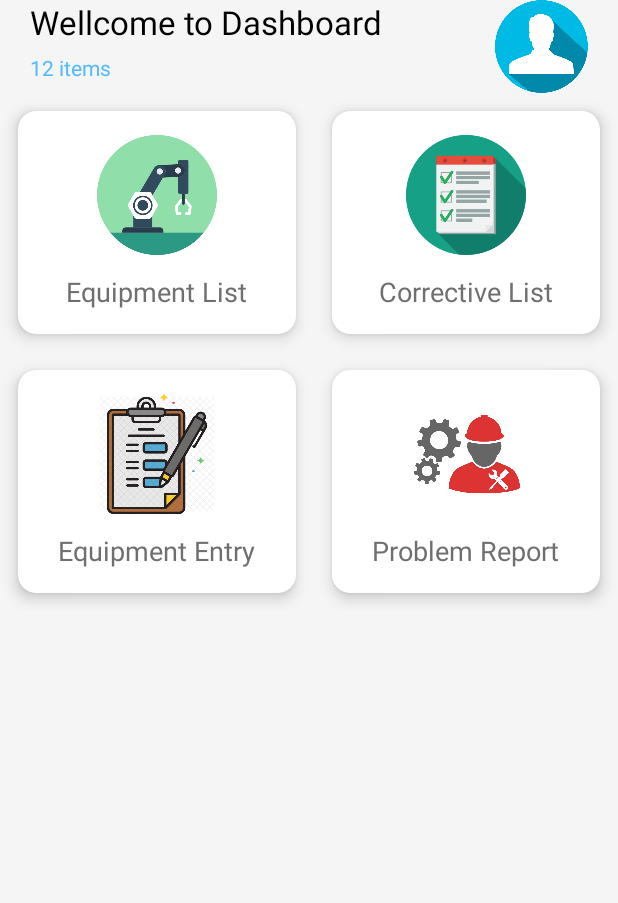
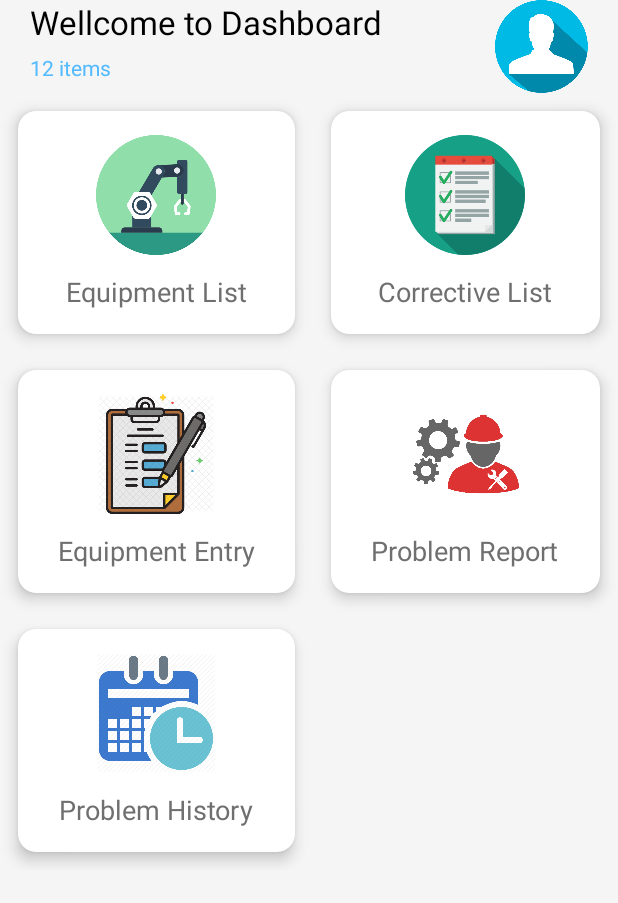
Before and after one commit to asharirp/MaintenanceApp04, an Android app: the Dashboard2Activity screen opened directly, with no data from a screen before it, on a phone screen of 412 x 824 dp. Shown: the top 903 px of the screen. Run offline under Robolectric (Android 15) with nearby library versions, the phone set to English and light mode, and no system bars.

Commit message:
08 Juni 2022 Afternoon 01

```diff
--- a/app/src/main/AndroidManifest.xml
+++ b/app/src/main/AndroidManifest.xml
@@ -11,6 +11,9 @@
         android:roundIcon="@mipmap/ic_launcher_round"
         android:supportsRtl="true"
         android:theme="@style/Theme.Mtc_App_04">
+        <activity
+            android:name=".ProblemDetailActivity"
+            android:exported="false" />
         <activity
             android:name=".Dashboard2Activity"
             android:exported="false" />
--- a/app/src/main/java/com/example/mtc_app_04/CorrectiveReportClass.java
+++ b/app/src/main/java/com/example/mtc_app_04/CorrectiveReportClass.java
@@ -3,8 +3,8 @@ package com.example.mtc_app_04;
 public class CorrectiveReportClass {
 
     Long convDate;
-
-    String eqName, inputTime, plant, probDesc, prodLine, statusReport;
+    int statusReport;
+    String eqName, inputTime, plant, probDesc, prodLine;
 
     public Long getConvDate() {
         return convDate;
@@ -30,7 +30,7 @@ public class CorrectiveReportClass {
         return prodLine;
     }
 
-    public String getStatusReport() {
+    public int getStatusReport() {
         return statusReport;
     }
 }
--- a/app/src/main/java/com/example/mtc_app_04/CorrectiveReportFormActivity.java
+++ b/app/src/main/java/com/example/mtc_app_04/CorrectiveReportFormActivity.java
@@ -108,12 +108,12 @@ public class CorrectiveReportFormActivity extends AppCompatActivity {
                 }
 
 
-                CorrectiveReportFormHelperClass helperClass = new CorrectiveReportFormHelperClass(eqName, prodLine, plant, probDesc, inputTime, eqDate, eqTime, convDate, statusReport);
+                CorrectiveReportFormHelperClass helperClass = new CorrectiveReportFormHelperClass(eqName, prodLine, plant, inputTime,probDesc, eqDate, eqTime, convDate, statusReport);
 
                 reference.child(inputTime).setValue(helperClass);
 
                 Toast.makeText(CorrectiveReportFormActivity.this, "Submitted Successfully", Toast.LENGTH_SHORT).show();
-                startActivity(new Intent(getApplicationContext(),DashboardActivity.class));
+                startActivity(new Intent(getApplicationContext(),Dashboard2Activity.class));
 
             }
         });
--- a/app/src/main/java/com/example/mtc_app_04/Dashboard2Activity.java
+++ b/app/src/main/java/com/example/mtc_app_04/Dashboard2Activity.java
@@ -11,40 +11,48 @@ import android.widget.TextView;
 
 public class Dashboard2Activity extends AppCompatActivity {
 
-    TextView textView_eqEntry, textView_probReport, textView_eqList, textView_reportList;
 
     @Override
     protected void onCreate(Bundle savedInstanceState) {
         super.onCreate(savedInstanceState);
         setContentView(R.layout.activity_dashboard2);
 
-        textView_eqEntry = findViewById(R.id.button_dashboardeqEntry);
-        textView_probReport = findViewById(R.id.button_dashboardProblemReport);
-        textView_eqList = findViewById(R.id.button_dashboardeqList);
-        textView_reportList = findViewById(R.id.button_dashboardCorrectiveList);
 
-        textView_eqEntry.setOnClickListener(new View.OnClickListener() {
+        View boxCorrectiveList = findViewById(R.id.ly_dashboardCorrectiveList);
+        View boxEquipmentList = findViewById(R.id.ly_dashboardEqList);
+        View boxEquipmentEntry = findViewById(R.id.ly_dashboardEqEntry);
+        View boxProblemReport = findViewById(R.id.ly_dashboardProblemReport);
+
+
+        boxEquipmentEntry.setOnClickListener(new View.OnClickListener() {
             @Override
             public void onClick(View view) {
                 startActivity(new Intent(getApplicationContext(),EquipmentEntryActivity.class));
             }
         });
 
-        textView_probReport.setOnClickListener(new View.OnClickListener() {
+        boxProblemReport.setOnClickListener(new View.OnClickListener() {
             @Override
             public void onClick(View view) {
                 startActivity(new Intent(getApplicationContext(),CorrectiveReportFormActivity.class));
             }
         });
 
-        textView_eqList.setOnClickListener(new View.OnClickListener() {
+        boxEquipmentList.setOnClickListener(new View.OnClickListener() {
             @Override
             public void onClick(View view) {
                 startActivity(new Intent(getApplicationContext(),EquipmentListActivity.class));
             }
         });
 
-        textView_reportList.setOnClickListener(new View.OnClickListener() {
+//        textView_reportList.setOnClickListener(new View.OnClickListener() {
+//            @Override
+//            public void onClick(View view) {
+//                startActivity(new Intent(getApplicationContext(),CorrectiveReportListActivity.class));
+//            }
+//        });
+
+        boxCorrectiveList.setOnClickListener(new View.OnClickListener() {
             @Override
             public void onClick(View view) {
                 startActivity(new Intent(getApplicationContext(),CorrectiveReportListActivity.class));
--- a/app/src/main/java/com/example/mtc_app_04/LoginActivity2.java
+++ b/app/src/main/java/com/example/mtc_app_04/LoginActivity2.java
@@ -87,7 +87,7 @@ public class LoginActivity2 extends AppCompatActivity {
         monitoringBtn.setOnClickListener(new View.OnClickListener() {
             @Override
             public void onClick(View view) {
-                startActivity(new Intent(getApplicationContext(), DashboardActivity.class));
+                startActivity(new Intent(getApplicationContext(), Dashboard2Activity.class));
             }
         });
 
--- a/app/src/main/res/layout/activity_dashboard2.xml
+++ b/app/src/main/res/layout/activity_dashboard2.xml
@@ -62,6 +62,7 @@
                 >
 
                 <LinearLayout
+                    android:id="@+id/ly_dashboardEqList"
                     android:orientation="vertical"
                     android:padding="16dp"
                     android:gravity="center"
@@ -97,6 +98,7 @@
                 >
 
                 <LinearLayout
+                    android:id="@+id/ly_dashboardCorrectiveList"
                     android:orientation="vertical"
                     android:padding="16dp"
                     android:gravity="center"
@@ -132,6 +134,7 @@
                 >
 
                 <LinearLayout
+                    android:id="@+id/ly_dashboardEqEntry"
                     android:orientation="vertical"
                     android:padding="16dp"
                     android:gravity="center"
@@ -169,7 +172,7 @@
                 >
 
                 <LinearLayout
-
+                    android:id="@+id/ly_dashboardProblemReport"
                     android:orientation="vertical"
                     android:padding="16dp"
                     android:gravity="center"
@@ -192,8 +195,45 @@
                         android:layout_height="wrap_content"/>
 
                 </LinearLayout>
+            </androidx.cardview.widget.CardView>
 
+            <androidx.cardview.widget.CardView
+
+                android:layout_width="wrap_content"
+                android:layout_height="wrap_content"
+                android:layout_columnWeight="1"
+                android:layout_rowWeight="1"
+                app:cardElevation="6dp"
+                app:cardCornerRadius="12dp"
+                android:layout_margin="12dp"
+                >
+
+                <LinearLayout
+                    android:id="@+id/ly_dashboardProblemReport"
+                    android:orientation="vertical"
+                    android:padding="16dp"
+                    android:gravity="center"
+                    android:layout_width="match_parent"
+                    android:layout_height="match_parent">
+
+                    <ImageView
+
+                        android:src="@drawable/icon_history"
+                        android:layout_width="80dp"
+                        android:layout_height="80dp"/>
+
+                    <TextView
+                        android:id="@+id/button_dashboardProblemReport"
+                        android:layout_marginTop="12dp"
+                        android:textColor="#6f6f6f"
+                        android:textSize="18sp"
+                        android:text="Problem History"
+                        android:layout_width="wrap_content"
+                        android:layout_height="wrap_content"/>
+
+                </LinearLayout>
             </androidx.cardview.widget.CardView>
+
 
         </GridLayout>
     </LinearLayout>
--- a/app/src/main/res/layout/itemcorrective.xml
+++ b/app/src/main/res/layout/itemcorrective.xml
@@ -6,7 +6,7 @@
     xmlns:app="http://schemas.android.com/apk/res-auto"
     app:cardElevation="8dp"
     app:cardCornerRadius="8dp"
-    android:layout_margin="16dp">
+    android:layout_margin="10dp">
 
     <LinearLayout
         android:layout_width="wrap_content"
@@ -221,6 +221,7 @@
                 android:layout_height="wrap_content"
                 android:layout_marginLeft="8dp"
                 android:text="Status"
+                android:textStyle="bold"
                 android:textColor="@color/black"
                 android:textSize="15sp"/>
 
--- a/app/src/main/res/values/colors.xml
+++ b/app/src/main/res/values/colors.xml
@@ -9,5 +9,8 @@
     <color name="white">#FFFFFFFF</color>
     <color name="darkGray">#333533</color>
     <color name="lightGray">#EEE</color>
+    <color name="red">#C50000</color>
+    <color name="yellow">#FFC107</color>
+    <color name="green">#006C05</color>
 
 </resources>
```
Also changed, not shown: app/src/main/java/com/example/mtc_app_04/CorrectiveReportListActivity.java (+23 -7 lines), app/src/main/java/com/example/mtc_app_04/CorrectiveReportListHelperClass.java (+64 -6 lines), app/src/main/java/com/example/mtc_app_04/ProblemDetailActivity.java (added, +35 -0 lines), app/src/main/res/layout/activity_corrective_report_list.xml (+23 -3 lines), app/src/main/res/layout/activity_problem_detail.xml (added, +18 -0 lines), app/src/main/res/drawable/icon_history.jpg (added).
